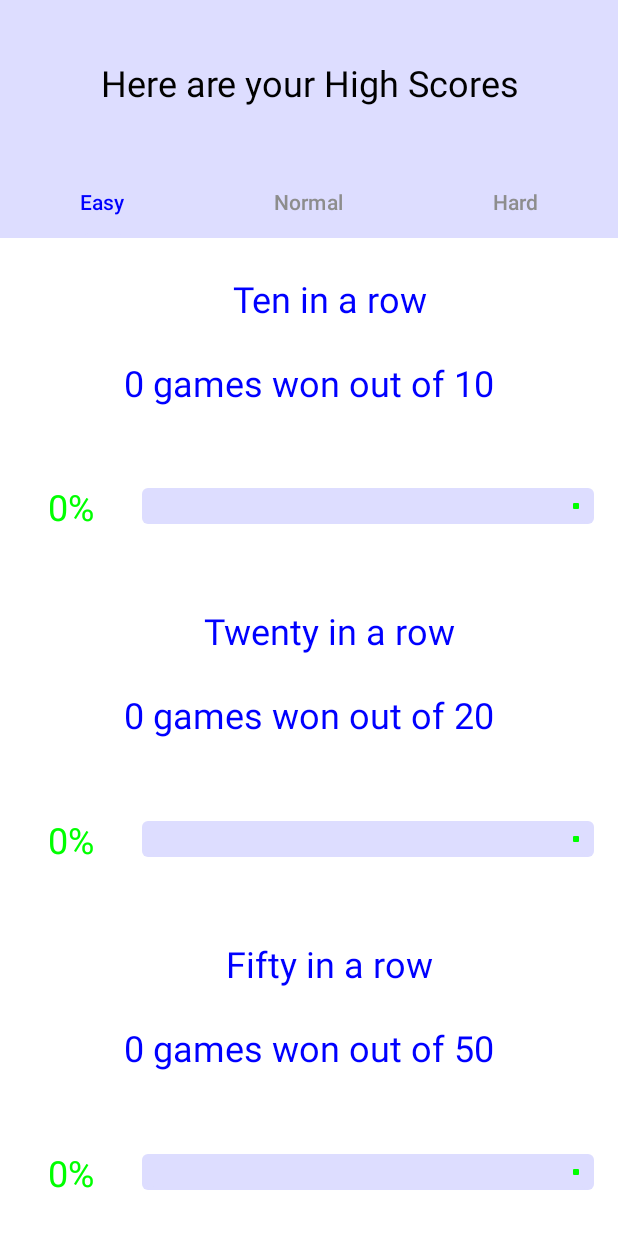
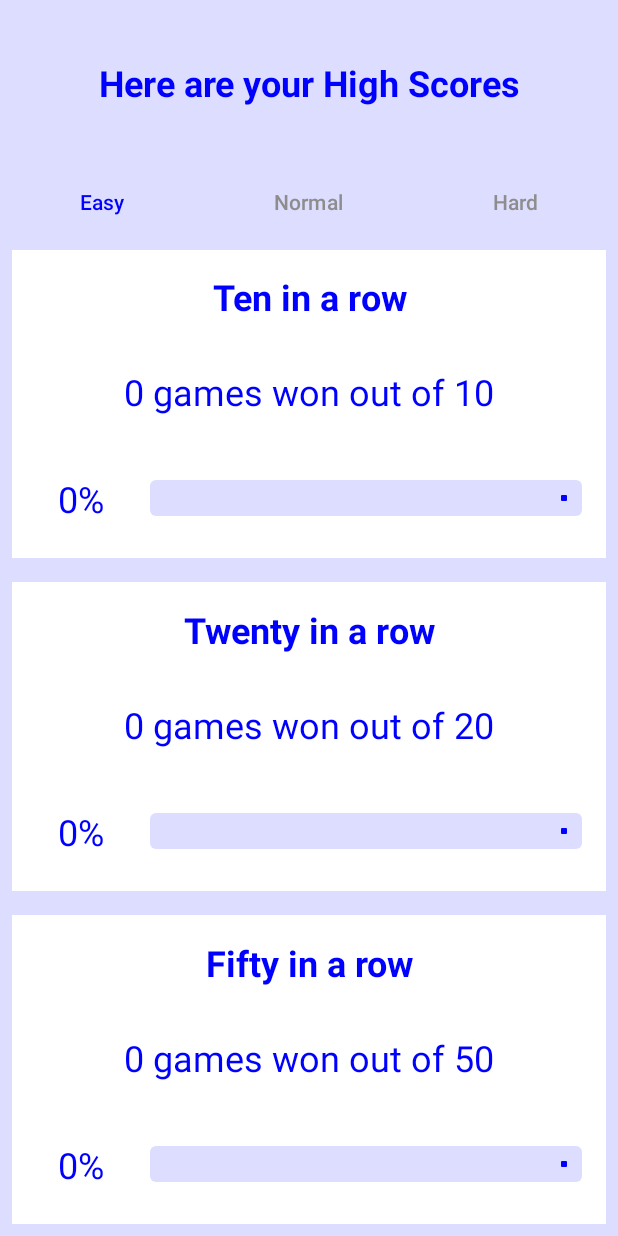
Before and after one commit to Daniel-Macharia/CrossesAndNaughts, an Android app: the ScoresFragment screen opened directly, with no data from a screen before it, on a phone screen of 412 x 824 dp. Run offline under Robolectric (Android 15) with nearby library versions, the phone set to English and light mode, and no system bars.

```diff
--- a/app/src/main/java/com/example/crossesandnaughts/MainActivity.java
+++ b/app/src/main/java/com/example/crossesandnaughts/MainActivity.java
@@ -283,6 +283,7 @@ public class MainActivity extends AppCompatActivity {
     {
         try {
             PopupMenu menus = new PopupMenu( view.getContext(), view);
+
             menus.setOnMenuItemClickListener(new PopupMenu.OnMenuItemClickListener() {
                 @Override
                 public boolean onMenuItemClick(MenuItem item) {
@@ -337,7 +338,8 @@ public class MainActivity extends AppCompatActivity {
                     }
                     else if( id == R.id.item_multiplayer )
                     {
-                        initMultiplayer();
+                        Toast.makeText(getApplicationContext(), "I'm sorry, this feature is not yet available.", Toast.LENGTH_SHORT).show();
+                        //initMultiplayer();
                         return true;
                     }
                     else if( id == R.id.item_high_score )
--- a/app/src/main/java/com/example/crossesandnaughts/ScoresFragment.java
+++ b/app/src/main/java/com/example/crossesandnaughts/ScoresFragment.java
@@ -13,7 +13,7 @@ import com.google.android.material.progressindicator.LinearProgressIndicator;
 
 public class ScoresFragment extends Fragment {
 
-    private TextView ten, twenty, fifty, percentTen, percentTwenty, percentFifty;
+    private TextView ten,tenText, twenty, twentyText, fifty, fiftyText, percentTen, percentTwenty, percentFifty;
     private LinearProgressIndicator seekTen, seekTwenty, seekFifty;
 
     private int index;
@@ -49,6 +49,10 @@ public class ScoresFragment extends Fragment {
             seekTwenty = v.findViewById( R.id.seekTwenty );
             seekFifty = v.findViewById( R.id.seekFifty );
 
+            tenText = v.findViewById(R.id.tenGamesText);
+            twentyText = v.findViewById( R.id.twentyGamesText );
+            fiftyText = v.findViewById( R.id.fiftyGamesText );
+
             initFragmentData( index );
 
 
@@ -71,6 +75,7 @@ public class ScoresFragment extends Fragment {
         try
         {
             String tenString = "", twentyString = "", fiftyString = "";
+            String tenTextString = "", twentyTextString = "", fiftyTextString = "";
 
             double total_ten = 10, total_twenty = 20, total_fifty = 50;
             double wins_ten = 0, wins_twenty = 0, wins_fifty = 0;
@@ -108,18 +113,26 @@ public class ScoresFragment extends Fragment {
             percentTwenty.setText( (int)percent_twenty + "%");
             percentFifty.setText( (int)percent_fifty + "%");
 
-            tenString += "\t\tTen in a row\n\n" + (int)wins_ten + " games won out of " + (int)total_ten;
+            tenString += "Ten in a row";
+            tenTextString += (int)wins_ten + " games won out of " + (int)total_ten;
             //"\nYou have won  " + (int)percent_ten + "% of the games.";
 
-            twentyString += "\t\tTwenty in a row\n\n" + (int)wins_twenty + " games won out of " + (int)total_twenty;
+            twentyString += "Twenty in a row";
+            twentyTextString += (int)wins_twenty + " games won out of " + (int)total_twenty;
             // "\nYou have won  " + (int)percent_twenty + "% of the games.";
 
-            fiftyString += "\t\tFifty in a row\n\n" + (int)wins_fifty + " games won out of " + (int)total_fifty;
+            fiftyString += "Fifty in a row";
+            fiftyTextString += (int)wins_fifty + " games won out of " + (int)total_fifty;
             //"\nYou have won  " + (int)percent_fifty + "% of the games.";
 
             ten.setText( tenString );
+            tenText.setText( tenTextString );
+
             twenty.setText( twentyString );
+            twentyText.setText( twentyTextString );
+
             fifty.setText( fiftyString );
+            fiftyText.setText( fiftyTextString );
         }catch( Exception e )
         {
             Toast.makeText( getContext(), "Error from app: " + e, Toast.LENGTH_SHORT).show();
--- /dev/null
+++ b/app/src/main/res/drawable/dark_cross.xml
@@ -0,0 +1,5 @@
+<vector android:height="24dp" android:tint="#000000"
+    android:viewportHeight="24" android:viewportWidth="24"
+    android:width="24dp" xmlns:android="http://schemas.android.com/apk/res/android">
+    <path android:fillColor="@android:color/white" android:pathData="M1,3v18h22L23,3L1,3zM20,19L3,19L3,5h18v14zM9.41,16L12,13.41 14.59,16 16,14.59 13.41,12 16,9.41 14.59,8 12,10.59 9.41,8 8,9.41 10.59,12 8,14.59z"/>
+</vector>
--- /dev/null
+++ b/app/src/main/res/drawable/dark_zero.xml
@@ -0,0 +1,5 @@
+<vector android:height="24dp" android:tint="#000000"
+    android:viewportHeight="24" android:viewportWidth="24"
+    android:width="24dp" xmlns:android="http://schemas.android.com/apk/res/android">
+    <path android:fillColor="@android:color/white" android:pathData="M16.14,12.5c0,1 -0.1,1.85 -0.3,2.55 -0.2,0.7 -0.48,1.27 -0.83,1.7 -0.36,0.44 -0.79,0.75 -1.3,0.95 -0.51,0.2 -1.07,0.3 -1.7,0.3 -0.62,0 -1.18,-0.1 -1.69,-0.3 -0.51,-0.2 -0.95,-0.51 -1.31,-0.95 -0.36,-0.44 -0.65,-1.01 -0.85,-1.7 -0.2,-0.7 -0.3,-1.55 -0.3,-2.55v-2.04c0,-1 0.1,-1.85 0.3,-2.55 0.2,-0.7 0.48,-1.26 0.84,-1.69 0.36,-0.43 0.8,-0.74 1.31,-0.93C10.81,5.1 11.38,5 12,5c0.63,0 1.19,0.1 1.7,0.29 0.51,0.19 0.95,0.5 1.31,0.93 0.36,0.43 0.64,0.99 0.84,1.69 0.2,0.7 0.3,1.54 0.3,2.55v2.04zM14.03,10.14c0,-0.64 -0.05,-1.18 -0.13,-1.62 -0.09,-0.44 -0.22,-0.79 -0.4,-1.06 -0.17,-0.27 -0.39,-0.46 -0.64,-0.58 -0.25,-0.13 -0.54,-0.19 -0.86,-0.19 -0.32,0 -0.61,0.06 -0.86,0.18s-0.47,0.31 -0.64,0.58c-0.17,0.27 -0.31,0.62 -0.4,1.06s-0.13,0.98 -0.13,1.62v2.67c0,0.64 0.05,1.18 0.14,1.62 0.09,0.45 0.23,0.81 0.4,1.09s0.39,0.48 0.64,0.61 0.54,0.19 0.87,0.19c0.33,0 0.62,-0.06 0.87,-0.19s0.46,-0.33 0.63,-0.61c0.17,-0.28 0.3,-0.64 0.39,-1.09 0.09,-0.45 0.13,-0.99 0.13,-1.62v-2.66z"/>
+</vector>
--- /dev/null
+++ b/app/src/main/res/drawable/light_cross.xml
@@ -0,0 +1,5 @@
+<vector android:height="24dp" android:tint="#FFFFFF"
+    android:viewportHeight="24" android:viewportWidth="24"
+    android:width="24dp" xmlns:android="http://schemas.android.com/apk/res/android">
+    <path android:fillColor="@android:color/white" android:pathData="M1,3v18h22L23,3L1,3zM21,19L3,19L3,5h18v14zM9.41,16L12,13.41 14.59,16 16,14.59 13.41,12 16,9.41 14.59,8 12,10.59 9.41,8 8,9.41 10.59,12 8,14.59z"/>
+</vector>
--- /dev/null
+++ b/app/src/main/res/drawable/light_zero.xml
@@ -0,0 +1,5 @@
+<vector android:height="24dp" android:tint="#FFFFFF"
+    android:viewportHeight="24" android:viewportWidth="24"
+    android:width="24dp" xmlns:android="http://schemas.android.com/apk/res/android">
+    <path android:fillColor="@android:color/white" android:pathData="M16.14,12.5c0,1 -0.1,1.85 -0.3,2.55 -0.2,0.7 -0.48,1.27 -0.83,1.7 -0.36,0.44 -0.79,0.75 -1.3,0.95 -0.51,0.2 -1.07,0.3 -1.7,0.3 -0.62,0 -1.18,-0.1 -1.69,-0.3 -0.51,-0.2 -0.95,-0.51 -1.31,-0.95 -0.36,-0.44 -0.65,-1.01 -0.85,-1.7 -0.2,-0.7 -0.3,-1.55 -0.3,-2.55v-2.04c0,-1 0.1,-1.85 0.3,-2.55 0.2,-0.7 0.48,-1.26 0.84,-1.69 0.36,-0.43 0.8,-0.74 1.31,-0.93C10.81,5.1 11.38,5 12,5c0.63,0 1.19,0.1 1.7,0.29 0.51,0.19 0.95,0.5 1.31,0.93 0.36,0.43 0.64,0.99 0.84,1.69 0.2,0.7 0.3,1.54 0.3,2.55v2.04zM14.03,10.14c0,-0.64 -0.05,-1.18 -0.13,-1.62 -0.09,-0.44 -0.22,-0.79 -0.4,-1.06 -0.17,-0.27 -0.39,-0.46 -0.64,-0.58 -0.25,-0.13 -0.54,-0.19 -0.86,-0.19 -0.32,0 -0.61,0.06 -0.86,0.18s-0.47,0.31 -0.64,0.58c-0.17,0.27 -0.31,0.62 -0.4,1.06s-0.13,0.98 -0.13,1.62v2.67c0,0.64 0.05,1.18 0.14,1.62 0.09,0.45 0.23,0.81 0.4,1.09s0.39,0.48 0.64,0.61 0.54,0.19 0.87,0.19c0.33,0 0.62,-0.06 0.87,-0.19s0.46,-0.33 0.63,-0.61c0.17,-0.28 0.3,-0.64 0.39,-1.09 0.09,-0.45 0.13,-0.99 0.13,-1.62v-2.66z"/>
+</vector>
--- /dev/null
+++ b/app/src/main/res/drawable/more.xml
@@ -0,0 +1,5 @@
+<vector android:height="24dp" android:tint="#FF0000FF"
+    android:viewportHeight="24" android:viewportWidth="24"
+    android:width="24dp" xmlns:android="http://schemas.android.com/apk/res/android">
+    <path android:fillColor="@android:color/white" android:pathData="M12,8c1.1,0 2,-0.9 2,-2s-0.9,-2 -2,-2 -2,0.9 -2,2 0.9,2 2,2zM12,10c-1.1,0 -2,0.9 -2,2s0.9,2 2,2 2,-0.9 2,-2 -0.9,-2 -2,-2zM12,16c-1.1,0 -2,0.9 -2,2s0.9,2 2,2 2,-0.9 2,-2 -0.9,-2 -2,-2z"/>
+</vector>
--- /dev/null
+++ b/app/src/main/res/drawable/send.xml
@@ -0,0 +1,5 @@
+<vector android:autoMirrored="true" android:height="24dp"
+    android:tint="#DDDDFF" android:viewportHeight="24"
+    android:viewportWidth="24" android:width="24dp" xmlns:android="http://schemas.android.com/apk/res/android">
+    <path android:fillColor="@android:color/white" android:pathData="M2.01,21L23,12 2.01,3 2,10l15,2 -15,2z"/>
+</vector>
--- a/app/src/main/res/layout/help.xml
+++ b/app/src/main/res/layout/help.xml
@@ -14,9 +14,10 @@
         android:layout_weight="1"
         android:text="Need help ?"
         android:textSize="24sp"
-        android:textColor="@color/black"
+        android:textColor="@color/blue"
         android:gravity="center"
         android:padding="8dp"
+        android:textStyle="bold"
         />
 
     <ScrollView
--- a/app/src/main/res/layout/scores.xml
+++ b/app/src/main/res/layout/scores.xml
@@ -13,10 +13,11 @@
         android:layout_height="0dp"
         android:layout_weight="1"
         android:text="Here are your High Scores"
-        android:textColor="@color/black"
+        android:textColor="@color/blue"
         android:textSize="24sp"
         android:gravity="center"
         android:background="@color/cream"
+        android:textStyle="bold"
         />
 
     <com.google.android.material.tabs.TabLayout
--- a/app/src/main/res/layout/scores_fragment.xml
+++ b/app/src/main/res/layout/scores_fragment.xml
@@ -4,6 +4,7 @@
     android:layout_height="match_parent"
     xmlns:app="http://schemas.android.com/apk/res-auto"
     xmlns:tools="http://schemas.android.com/tools"
+    android:background="@color/cream"
     android:orientation="vertical">
 
     <LinearLayout
@@ -12,13 +13,26 @@
         android:layout_weight="3"
         android:gravity="center"
         android:orientation="vertical"
+        android:layout_margin="8dp"
+        android:background="@color/white"
         >
 
         <TextView
             android:id="@+id/tenGames"
             android:layout_width="match_parent"
             android:layout_height="0dp"
-            android:layout_weight="2"
+            android:layout_weight="1"
+            android:textSize="24sp"
+            android:textColor="@color/blue"
+            android:gravity="center"
+            android:padding="8dp"
+            android:textStyle="bold"
+            />
+        <TextView
+            android:id="@+id/tenGamesText"
+            android:layout_width="match_parent"
+            android:layout_height="0dp"
+            android:layout_weight="1"
             android:textSize="24sp"
             android:textColor="@color/blue"
             android:gravity="center"
@@ -38,7 +52,7 @@
                 android:layout_width="0dp"
                 android:layout_height="match_parent"
                 android:layout_weight="1"
-                android:textColor="@color/green"
+                android:textColor="@color/blue"
                 android:textSize="24sp"
                 android:gravity="center"
                 />
@@ -50,7 +64,7 @@
                 android:layout_weight="4"
                 android:padding="8dp"
                 app:trackThickness="24dp"
-                app:indicatorColor="@color/green"
+                app:indicatorColor="@color/blue"
                 app:trackColor="@color/cream"
                 app:trackCornerRadius="4dp"
                 />
@@ -64,16 +78,29 @@
         android:layout_weight="3"
         android:gravity="center"
         android:orientation="vertical"
+        android:layout_margin="8dp"
+        android:background="@color/white"
         >
 
         <TextView
             android:id="@+id/twentyGames"
             android:layout_width="match_parent"
             android:layout_height="0dp"
-            android:layout_weight="2"
+            android:layout_weight="1"
             android:gravity="center"
             android:textSize="24sp"
             android:textColor="@color/blue"
+            android:padding="8dp"
+            android:textStyle="bold"
+            />
+        <TextView
+            android:id="@+id/twentyGamesText"
+            android:layout_width="match_parent"
+            android:layout_height="0dp"
+            android:layout_weight="1"
+            android:textSize="24sp"
+            android:textColor="@color/blue"
+            android:gravity="center"
             android:padding="8dp"
             />
         <LinearLayout
@@ -90,7 +117,7 @@
                 android:layout_width="0dp"
                 android:layout_height="match_parent"
                 android:layout_weight="1"
-                android:textColor="@color/green"
+                android:textColor="@color/blue"
                 android:textSize="24sp"
                 android:gravity="center"
                 />
@@ -102,7 +129,7 @@
                 android:layout_weight="4"
                 android:padding="8dp"
                 app:trackThickness="24dp"
-                app:indicatorColor="@color/green"
+                app:indicatorColor="@color/blue"
                 app:trackColor="@color/cream"
                 app:trackCornerRadius="4dp"
                 />
@@ -116,16 +143,29 @@
         android:layout_weight="3"
         android:gravity="center"
         android:orientation="vertical"
+        android:layout_margin="8dp"
+        android:background="@color/white"
         >
 
         <TextView
             android:id="@+id/fiftyGames"
             android:layout_width="match_parent"
             android:layout_height="0dp"
-            android:layout_weight="2"
+            android:layout_weight="1"
             android:gravity="center"
             android:textSize="24sp"
             android:textColor="@color/blue"
+            android:padding="8dp"
+            android:textStyle="bold"
+            />
+        <TextView
+            android:id="@+id/fiftyGamesText"
+            android:layout_width="match_parent"
+            android:layout_height="0dp"
+            android:layout_weight="1"
+            android:textSize="24sp"
+            android:textColor="@color/blue"
+            android:gravity="center"
             android:padding="8dp"
             />
         <LinearLayout
@@ -142,7 +182,7 @@
                 android:layout_width="0dp"
                 android:layout_height="match_parent"
                 android:layout_weight="1"
-                android:textColor="@color/green"
+                android:textColor="@color/blue"
                 android:textSize="24sp"
                 android:gravity="center"
                 />
@@ -154,7 +194,7 @@
                 android:layout_weight="4"
                 android:padding="8dp"
                 app:trackThickness="24dp"
-                app:indicatorColor="@color/green"
+                app:indicatorColor="@color/blue"
                 app:trackColor="@color/cream"
                 app:trackCornerRadius="4dp"
                 />
--- a/app/src/main/res/menu/main_menus.xml
+++ b/app/src/main/res/menu/main_menus.xml
@@ -1,5 +1,6 @@
 <?xml version="1.0" encoding="utf-8"?>
-<menu xmlns:android="http://schemas.android.com/apk/res/android">
+<menu xmlns:android="http://schemas.android.com/apk/res/android"
+    >
 
     <item
         android:id="@+id/item_level"
--- a/app/src/main/res/values/themes.xml
+++ b/app/src/main/res/values/themes.xml
@@ -2,7 +2,7 @@
     <!-- Base application theme. -->
     <style name="Base.Theme.CrossesAndNaughts" parent="Theme.Material3.DayNight.NoActionBar">
         <!-- Customize your light theme here. -->
-        <!-- <item name="colorPrimary">@color/my_light_primary</item> -->
+        <item name="android:windowBackground">@drawable/logo</item>
     </style>
 
     <style name="Theme.CrossesAndNaughts" parent="Base.Theme.CrossesAndNaughts" />
```
Also changed, not shown: app/src/main/res/drawable/back.xml (added, +19 -0 lines), app/src/main/res/layout/activity_main.xml (+11 -1 lines), app/src/main/res/layout/contact_developers.xml (+5 -3 lines), app/src/main/res/drawable/logo.png (added), app/src/main/res/drawable/more.jpg (deleted).
